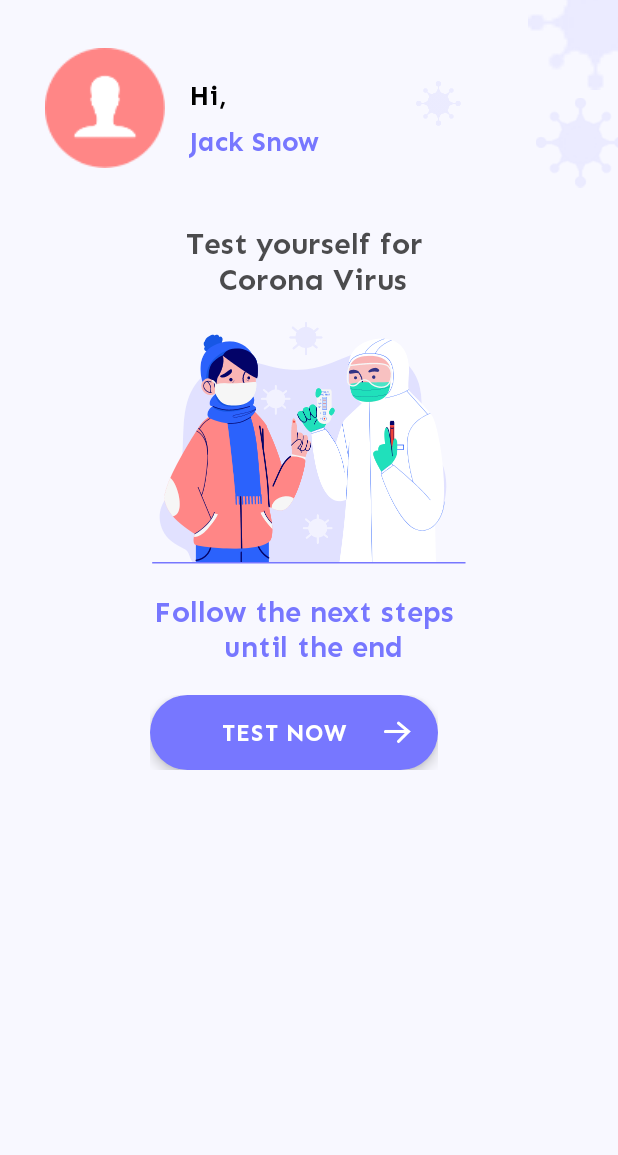
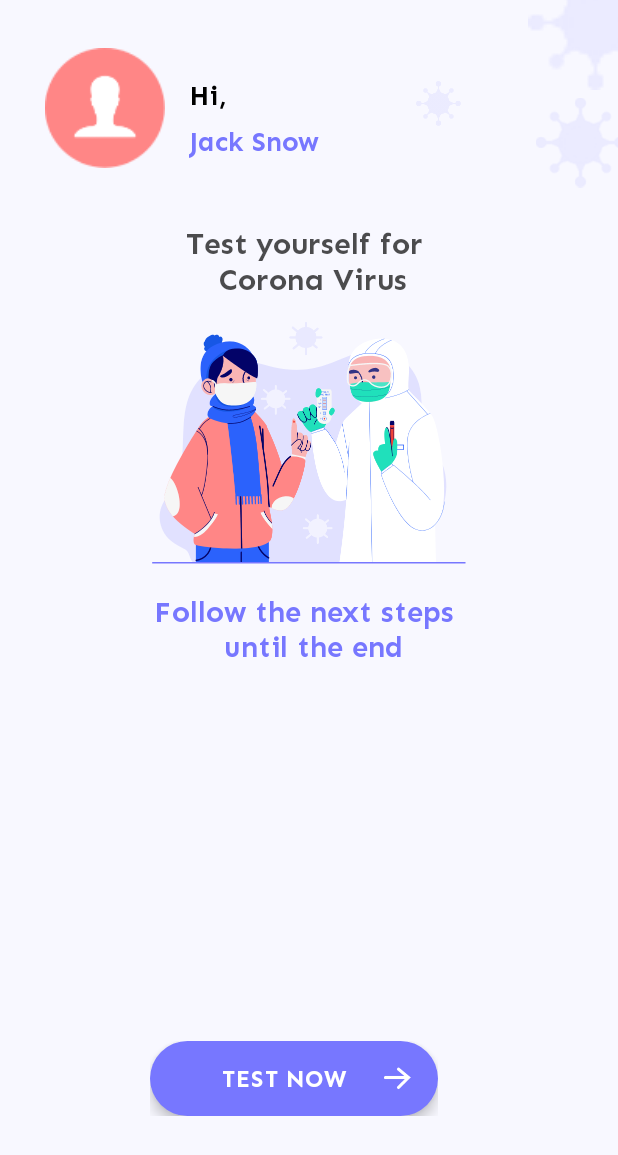
Before and after one commit to walaa-android/last_version_besaneMd, an Android app: the MainActivity screen opened directly, with no data from a screen before it, on a phone screen of 412 x 824 dp. Shown: the top 1155 px of the screen. Run offline under Robolectric (Android 15) with nearby library versions, the light colour scheme and no system bars; our stand-ins replace CircleImageView.

Commit message:
Besane md last version

```diff
--- a/app/src/main/res/layout-v21/activity_main.xml
+++ b/app/src/main/res/layout-v21/activity_main.xml
@@ -65,23 +65,23 @@
         android:id="@+id/constraintLayout"
         android:layout_width="0dp"
         android:layout_height="50dp"
-        android:layout_marginTop="20dp"
         android:layout_marginHorizontal="100dp"
+        android:layout_marginBottom="80dp"
+        app:layout_constraintBottom_toBottomOf="parent"
         app:layout_constraintEnd_toStartOf="@+id/guideline7"
         app:layout_constraintHorizontal_bias="1.0"
-        app:layout_constraintStart_toStartOf="parent"
-        app:layout_constraintTop_toBottomOf="@+id/textView26">
+        app:layout_constraintStart_toStartOf="parent">
 
         <TextView
             android:id="@+id/test_now_btn"
             android:layout_width="match_parent"
             android:layout_height="0dp"
             android:background="@drawable/login_shape"
+            android:elevation="5dp"
             android:fontFamily="@font/sen_bold"
             android:gravity="center"
             android:onClick="test"
             android:text="TEST NOW   "
-            android:elevation="5dp"
             android:textColor="@android:color/white"
             android:textSize="16sp"
             app:layout_constraintBottom_toBottomOf="parent"
@@ -94,14 +94,13 @@
         <ImageView
             android:layout_width="wrap_content"
             android:layout_height="wrap_content"
+            android:elevation="5dp"
             android:src="@drawable/next_ic"
-            android:elevation="5dp"
             app:layout_constraintBottom_toBottomOf="parent"
             app:layout_constraintEnd_toEndOf="parent"
             app:layout_constraintHorizontal_bias="0.896"
             app:layout_constraintStart_toStartOf="parent"
-            app:layout_constraintTop_toTopOf="parent"
-            />
+            app:layout_constraintTop_toTopOf="parent" />
 
     </androidx.constraintlayout.widget.ConstraintLayout>
 
--- a/app/src/main/res/layout/activity_main.xml
+++ b/app/src/main/res/layout/activity_main.xml
@@ -65,23 +65,23 @@
         android:id="@+id/constraintLayout"
         android:layout_width="0dp"
         android:layout_height="50dp"
-        android:layout_marginTop="20dp"
         android:layout_marginHorizontal="100dp"
+        app:layout_constraintBottom_toBottomOf="parent"
         app:layout_constraintEnd_toStartOf="@+id/guideline7"
         app:layout_constraintHorizontal_bias="1.0"
         app:layout_constraintStart_toStartOf="parent"
-        app:layout_constraintTop_toBottomOf="@+id/textView26">
-
+        android:layout_marginBottom="80dp"
+>
         <TextView
             android:id="@+id/test_now_btn"
-            android:layout_width="match_parent"
-            android:layout_height="0dp"
+            android:layout_width="173dp"
+            android:layout_height="52dp"
             android:background="@drawable/login_shape"
+            android:elevation="5dp"
             android:fontFamily="@font/sen_bold"
             android:gravity="center"
             android:onClick="test"
             android:text="TEST NOW   "
-            android:elevation="5dp"
             android:textColor="@android:color/white"
             android:textSize="16sp"
             app:layout_constraintBottom_toBottomOf="parent"
@@ -94,14 +94,13 @@
         <ImageView
             android:layout_width="wrap_content"
             android:layout_height="wrap_content"
+            android:elevation="5dp"
             android:src="@drawable/next_ic"
-            android:elevation="5dp"
             app:layout_constraintBottom_toBottomOf="parent"
             app:layout_constraintEnd_toEndOf="parent"
             app:layout_constraintHorizontal_bias="0.896"
             app:layout_constraintStart_toStartOf="parent"
-            app:layout_constraintTop_toTopOf="parent"
-        />
+            app:layout_constraintTop_toTopOf="parent" />
 
     </androidx.constraintlayout.widget.ConstraintLayout>
 
--- a/build.gradle
+++ b/build.gradle
@@ -5,8 +5,8 @@ buildscript {
         jcenter()
     }
     dependencies {
-        classpath "com.android.tools.build:gradle:4.0.0"
-
+        classpath 'com.android.tools.build:gradle:3.2.1'
+        classpath 'com.google.gms:google-services:4.2.0'
         // NOTE: Do not place your application dependencies here; they belong
         // in the individual module build.gradle files
     }
```
Also changed, not shown: app/src/main/res/layout/activity_edit_profile.xml (+3 -4 lines), gradle/wrapper/gradle-wrapper.properties.
